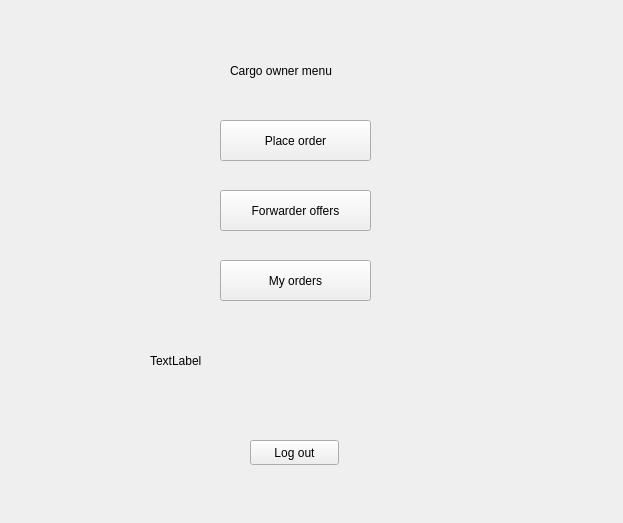
Qt form sdi_app/gui/menu_owner.ui (FratiaXd/SDI) before a commit.
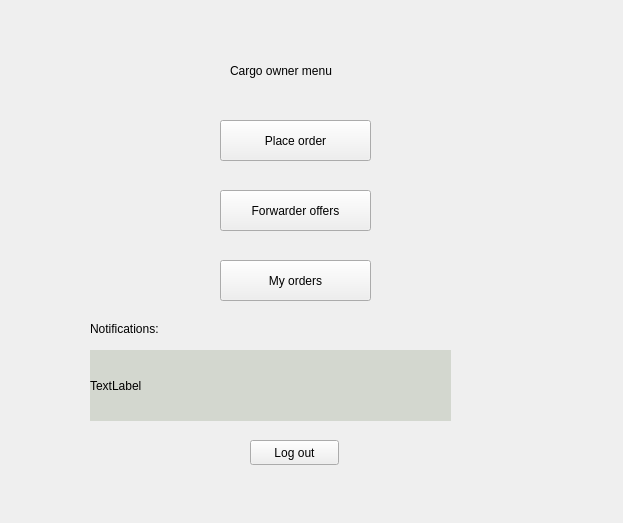
The same form after that commit.

```diff
--- a/sdi_app/gui/menu_owner.ui
+++ b/sdi_app/gui/menu_owner.ui
@@ -94,16 +94,36 @@
     <widget class="QLabel" name="label_14">
      <property name="geometry">
       <rect>
-       <x>150</x>
-       <y>330</y>
+       <x>90</x>
+       <y>350</y>
        <width>361</width>
-       <height>61</height>
+       <height>71</height>
       </rect>
      </property>
+     <property name="styleSheet">
+      <string notr="true">font: 75 10pt &quot;Umpush&quot;;
+color: rgb(0, 0, 0);
+background-color: rgb(211, 215, 207);
+border-color: rgb(238, 238, 236);
+</string>
+     </property>
      <property name="text">
       <string>TextLabel</string>
      </property>
     </widget>
+    <widget class="QLabel" name="label_15">
+     <property name="geometry">
+      <rect>
+       <x>90</x>
+       <y>320</y>
+       <width>111</width>
+       <height>17</height>
+      </rect>
+     </property>
+     <property name="text">
+      <string>Notifications:</string>
+     </property>
+    </widget>
    </widget>
    <widget class="QWidget" name="page_2">
     <widget class="QLineEdit" name="lineEdit">
```
